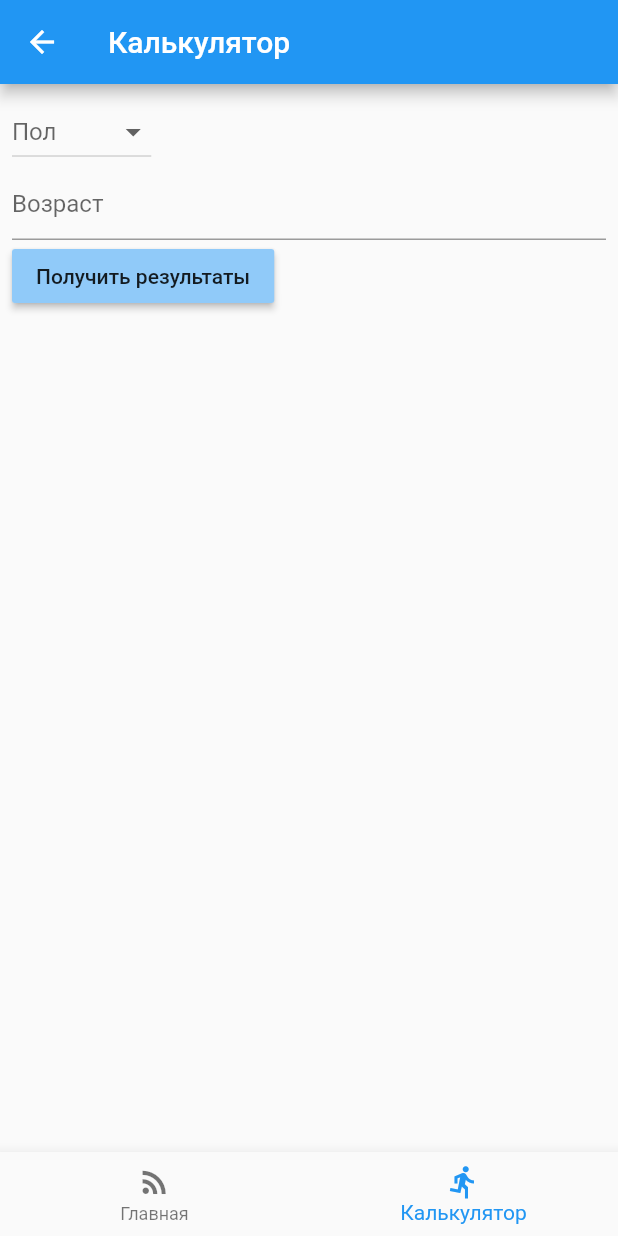
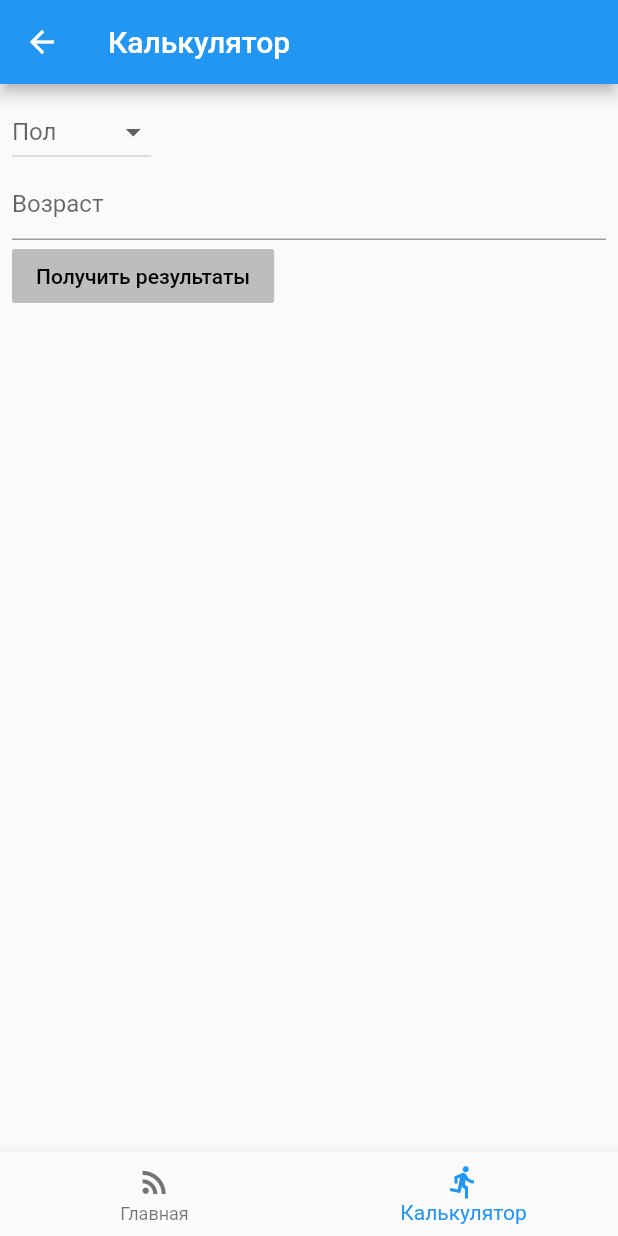
Before and after one commit to jakushev-pavel/gto_service_app, a Flutter app: the screen it shows after launch, item 2 of the bottom bar chosen, on a phone screen of 412 x 824 dp. Run offline on Flutter 3.47's test engine with Material 2 defaults, Android fonts, the phone set to English and light mode, and no system bars; our stand-ins replace get_it.

Commit message:
Доработан экран калькулятора

```diff
--- a/gto_service_app/lib/screens/calculator/calculator.dart
+++ b/gto_service_app/lib/screens/calculator/calculator.dart
@@ -9,7 +9,9 @@ import 'package:gtoserviceapp/screens/calculator/submit_button.dart';
 class CalculatorScreen extends StatelessWidget {
   @override
   Widget build(BuildContext context) {
-    return Scaffold(
+    return GestureDetector(
+      onTap: () => FocusScope.of(context).unfocus(),
+      child: Scaffold(
         appBar: AppBar(
           title: Text("Калькулятор"),
         ),
@@ -25,6 +27,7 @@ class CalculatorScreen extends StatelessWidget {
           ),
         ),
         bottomNavigationBar: NavigationBar(Tabs.Calculator),
+      ),
     );
   }
 }
--- a/gto_service_app/lib/screens/calculator/submit_button.dart
+++ b/gto_service_app/lib/screens/calculator/submit_button.dart
@@ -1,18 +1,27 @@
 import 'package:flutter/cupertino.dart';
 import 'package:flutter/material.dart';
+import 'package:gtoserviceapp/models/calculator.dart';
 import 'package:gtoserviceapp/screens/calculator_result/calculator_result.dart';
+import 'package:provider/provider.dart';
 
 class SubmitButton extends StatelessWidget {
   @override
   Widget build(BuildContext context) {
     return RaisedButton(
       child: Text("Получить результаты"),
-      onPressed: () => _onPressed(context),
+      onPressed: _onPressed(context),
+      disabledColor: Colors.grey.shade400,
+      disabledTextColor: Colors.black,
     );
   }
 
   _onPressed(context) {
-    Navigator.of(context).push(MaterialPageRoute(
+    var calc = Provider.of<CalculatorModel>(context);
+    if (calc.age == null || calc.gender == null) {
+      return null;
+    }
+
+    return () => Navigator.of(context).push(MaterialPageRoute(
       builder: (_) => CalculatorResultScreen(),
     ));
   }
```
Also changed, not shown: gto_service_app/lib/models/calculator.dart (+9 -0 lines). Lines whose indentation alone changed are shown as unchanged.
